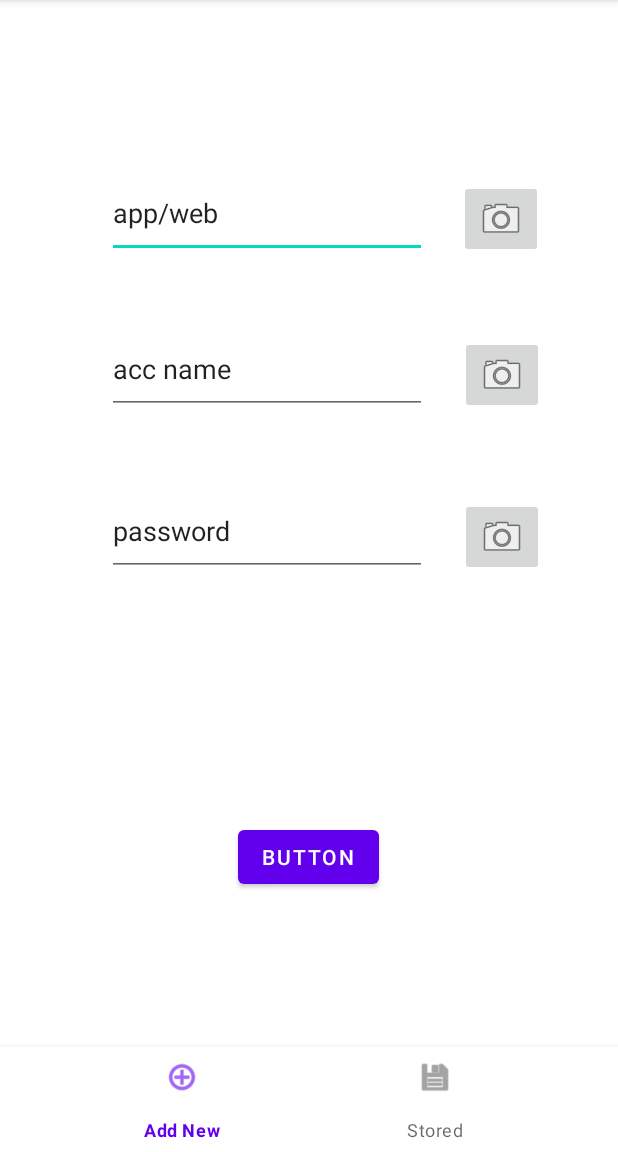
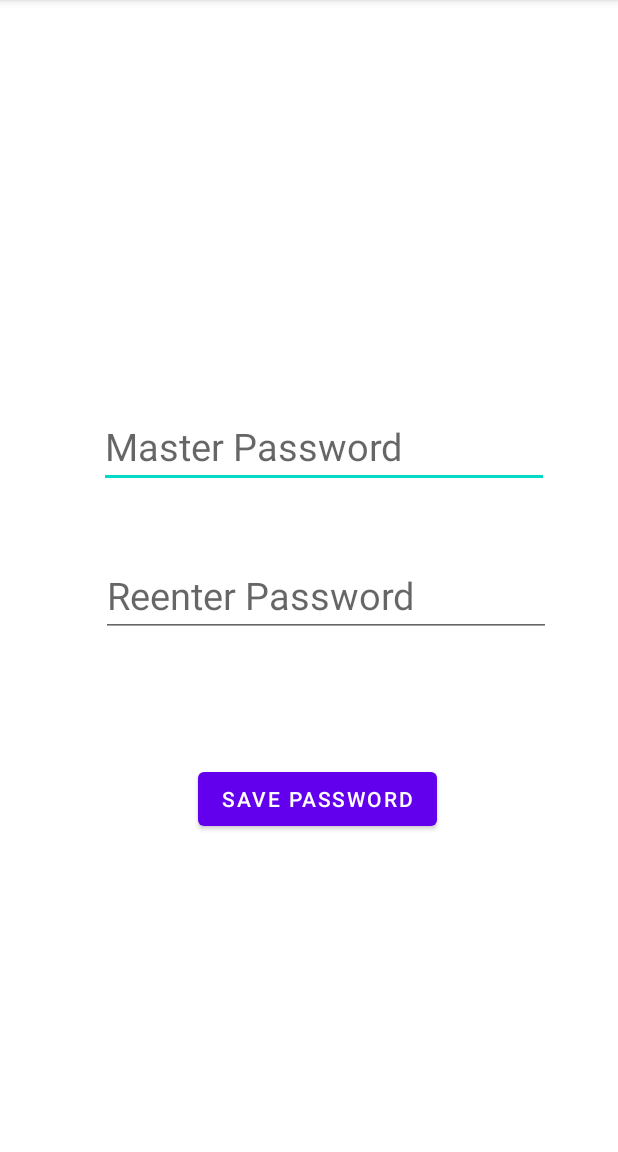
Before and after one commit to Mhashh/EasyPass, an Android app: the screen it shows after launch (MainActivity before the commit, FirstUsageActivity after it), on a phone screen of 412 x 824 dp, the part 84-1236 px from its top. Run offline under Robolectric (Android 15) with nearby library versions, the phone set to English and light mode, and no system bars; our stand-ins replace Room's generated code, navigation-ui.

Commit message:
Added user auth,

```diff
--- a/app/build.gradle
+++ b/app/build.gradle
@@ -27,6 +27,9 @@ android {
         targetCompatibility JavaVersion.VERSION_1_8
     }
     buildToolsVersion '30.0.3'
+    buildFeatures {
+        viewBinding true
+    }
 }
 
 dependencies {
@@ -34,6 +37,9 @@ dependencies {
     implementation 'androidx.appcompat:appcompat:1.6.1'
     implementation 'com.google.android.material:material:1.8.0'
     implementation 'androidx.constraintlayout:constraintlayout:2.1.4'
+    implementation 'androidx.annotation:annotation:1.3.0'
+    implementation 'androidx.lifecycle:lifecycle-livedata-ktx:2.4.1'
+    implementation 'androidx.lifecycle:lifecycle-viewmodel-ktx:2.4.1'
     testImplementation 'junit:junit:4.13.2'
     androidTestImplementation 'androidx.test.ext:junit:1.1.5'
     androidTestImplementation 'androidx.test.espresso:espresso-core:3.5.1'
--- /dev/null
+++ b/app/src/main/java/com/maheshtiria/easypass/FirstUsageActivity.java
@@ -0,0 +1,79 @@
+package com.maheshtiria.easypass;
+
+import androidx.appcompat.app.AppCompatActivity;
+
+import android.annotation.SuppressLint;
+import android.content.Context;
+import android.content.SharedPreferences;
+import android.os.Bundle;
+import android.view.View;
+import android.widget.Button;
+import android.widget.EditText;
+import android.widget.TextView;
+import android.widget.Toast;
+
+import com.maheshtiria.easypass.encryption.PassEncrypt;
+
+import java.util.Date;
+
+import javax.crypto.SecretKey;
+import javax.crypto.spec.IvParameterSpec;
+
+public class FirstUsageActivity extends AppCompatActivity {
+  EditText pass;
+  EditText confirm;
+  Button save;
+
+  @Override
+  protected void onCreate(Bundle savedInstanceState) {
+    super.onCreate(savedInstanceState);
+    setContentView(R.layout.activity_first_usage);
+    SharedPreferences sharedPreferences = this.getSharedPreferences("USERAUTH",Context.MODE_PRIVATE);
+    if(sharedPreferences.contains("auth")){
+      finish();
+    }
+    String auth = getIntent().getStringExtra("auth");
+    pass = findViewById(R.id.inputpassword);
+    confirm = findViewById(R.id.confirmpassword);
+    save = findViewById(R.id.save);
+
+    save.setOnClickListener(new View.OnClickListener() {
+      @Override
+      public void onClick(View v) {
+        String password = pass.getText().toString();
+        String reenter = confirm.getText().toString();
+        String salt = String.valueOf(new Date().getTime());
+
+        if(password.equals(reenter)){
+          IvParameterSpec iv = PassEncrypt.generateIv();
+          String encrypted = PassEncrypt.storeEncryptAuth(auth,password,salt,iv);
+          if(encrypted!=""){
+            if(sharedPreferences.edit()
+              .putString("auth",auth)
+              .putString("encryt",encrypted)
+              .putString("salt",salt)
+              .putString("iv",new String(iv.getIV()))
+              .commit()){
+              finish();
+            }
+            else{
+              Toast.makeText(getApplicationContext(), "Error occured", Toast.LENGTH_LONG).show();
+            }
+
+          }
+          else{
+            Toast.makeText(getApplicationContext(), "Error occured", Toast.LENGTH_LONG).show();
+          }
+        }
+        else if(password.equals("")){
+          Toast.makeText(getApplicationContext(), "Empty password", Toast.LENGTH_LONG).show();
+        }
+        else{
+          Toast.makeText(getApplicationContext(), "Input mismatch.", Toast.LENGTH_LONG).show();
+        }
+      }
+    });
+  }
+
+
+}
--- /dev/null
+++ b/app/src/main/java/com/maheshtiria/easypass/Globals.java
@@ -0,0 +1,5 @@
+package com.maheshtiria.easypass;
+
+public class Globals {
+  public static final String USERAUTH="USERAUTH";
+}
--- a/app/src/main/java/com/maheshtiria/easypass/MainActivity.java
+++ b/app/src/main/java/com/maheshtiria/easypass/MainActivity.java
@@ -1,26 +1,74 @@
 package com.maheshtiria.easypass;
 
-import androidx.annotation.NonNull;
+import androidx.activity.result.ActivityResult;
+import androidx.activity.result.ActivityResultCallback;
+import androidx.activity.result.ActivityResultLauncher;
+import androidx.activity.result.contract.ActivityResultContracts;
 import androidx.appcompat.app.AppCompatActivity;
 import androidx.navigation.NavController;
-import androidx.navigation.Navigation;
 import androidx.navigation.fragment.NavHostFragment;
-import androidx.navigation.ui.AppBarConfiguration;
 import androidx.navigation.ui.NavigationUI;
 
+import android.app.Activity;
+import android.content.Context;
+import android.content.Intent;
+import android.content.SharedPreferences;
 import android.os.Bundle;
-import android.view.MenuItem;
+import android.util.Log;
+import android.widget.Toast;
 
 import com.google.android.material.bottomnavigation.BottomNavigationView;
-import com.google.android.material.navigation.NavigationBarView;
-import com.maheshtiria.easypass.database.Pdb;
+
+import java.util.Date;
 
 public class MainActivity extends AppCompatActivity {
   String current="Add New";
+
+  ActivityResultLauncher<Intent> verifyForResult;
   @Override
   protected void onCreate(Bundle savedInstanceState) {
     super.onCreate(savedInstanceState);
     setContentView(R.layout.activity_main);
+    SharedPreferences sharedPreferences = this.getSharedPreferences(Globals.USERAUTH,Context.MODE_PRIVATE);
+    Log.d("VALUES","okay place");
+
+    verifyForResult = registerForActivityResult(
+      new ActivityResultContracts.StartActivityForResult(),
+      result -> {
+        if (result.getResultCode() == Activity.RESULT_OK) {
+          Intent intent = result.getData();
+          // Handle the Intent
+          boolean msg = intent.getBooleanExtra("Authorized",false);
+          if(msg)
+            Toast.makeText(getApplicationContext(),"Authorized",Toast.LENGTH_LONG).show();
+          else {
+            Toast.makeText(getApplicationContext(), "Not Authorized", Toast.LENGTH_LONG).show();
+            finish();
+          }
+        }
+      });
+
+    if(!sharedPreferences.contains("auth")){
+      Log.d("VALUES","not here");
+      String auth = new Date().toString();
+      Intent intent = new Intent(this, FirstUsageActivity.class);
+      intent.putExtra("auth",auth);
+      startActivity(intent);
+    }
+    else{
+      Log.d("VALUES","Correct place");
+      String ivString = sharedPreferences.getString("iv","");
+      Log.d("VALUES",ivString);
+      byte[] iv = ivString.getBytes();
+      verifyForResult.launch(
+        new Intent(getApplicationContext(), VerifyActivity.class)
+          .putExtra("auth",sharedPreferences.getString("auth",""))
+          .putExtra("salt",sharedPreferences.getString("salt",""))
+          .putExtra("encrypt",sharedPreferences.getString("encryt",""))
+          .putExtra("iv",iv)
+      );
+    }
+
 
     NavHostFragment navHostFragment = (NavHostFragment) getSupportFragmentManager().findFragmentById(R.id.nav_host_fragment);
     NavController navController = navHostFragment.getNavController();
--- /dev/null
+++ b/app/src/main/res/layout/activity_first_usage.xml
@@ -0,0 +1,48 @@
+<?xml version="1.0" encoding="utf-8"?>
+<androidx.constraintlayout.widget.ConstraintLayout xmlns:android="http://schemas.android.com/apk/res/android"
+    xmlns:app="http://schemas.android.com/apk/res-auto"
+    xmlns:tools="http://schemas.android.com/tools"
+    android:layout_width="match_parent"
+    android:layout_height="match_parent"
+    tools:context=".FirstUsageActivity">
+
+    <EditText
+        android:id="@+id/inputpassword"
+        android:layout_width="300dp"
+        android:layout_height="wrap_content"
+        android:layout_marginStart="187dp"
+        android:layout_marginTop="270dp"
+        android:layout_marginEnd="167dp"
+        android:hint="Master Password"
+        android:textSize="25sp"
+        app:layout_constraintEnd_toEndOf="parent"
+        app:layout_constraintStart_toStartOf="parent"
+        app:layout_constraintTop_toTopOf="parent" />
+
+    <EditText
+        android:id="@+id/confirmpassword"
+        android:layout_width="300dp"
+        android:layout_height="wrap_content"
+        android:layout_marginStart="187dp"
+        android:layout_marginTop="44dp"
+        android:layout_marginEnd="167dp"
+        android:hint="Reenter Password"
+        android:textSize="25sp"
+        app:layout_constraintEnd_toEndOf="parent"
+        app:layout_constraintHorizontal_bias="0.497"
+        app:layout_constraintStart_toStartOf="parent"
+        app:layout_constraintTop_toBottomOf="@+id/inputpassword" />
+
+    <Button
+        android:id="@+id/save"
+        android:layout_width="wrap_content"
+        android:layout_height="wrap_content"
+        android:layout_marginStart="132dp"
+        android:layout_marginTop="84dp"
+        android:layout_marginEnd="119dp"
+        android:text="Save Password"
+        app:layout_constraintEnd_toEndOf="parent"
+        app:layout_constraintHorizontal_bias="0.0"
+        app:layout_constraintStart_toStartOf="parent"
+        app:layout_constraintTop_toBottomOf="@+id/confirmpassword" />
+</androidx.constraintlayout.widget.ConstraintLayout>
```
Also changed, not shown: app/src/main/AndroidManifest.xml (+20 -5 lines), app/src/main/java/com/maheshtiria/easypass/CameraTextActivity.java (+6 -3 lines), app/src/main/java/com/maheshtiria/easypass/VerifyActivity.java (added, +58 -0 lines), app/src/main/res/layout/activity_verify.xml (added, +34 -0 lines). Lines whose indentation alone changed are shown as unchanged.
